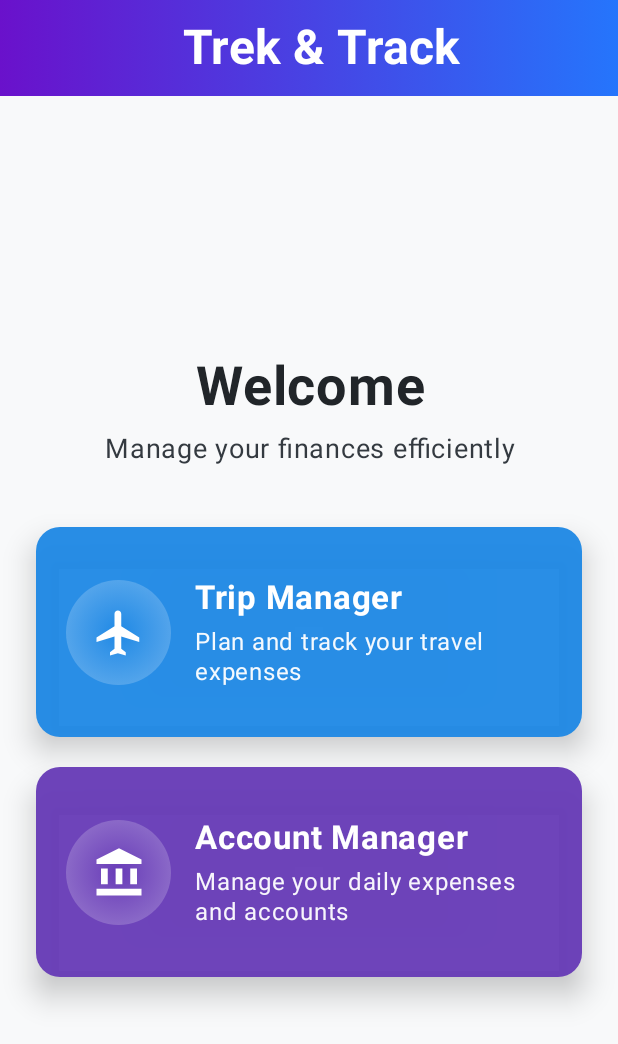
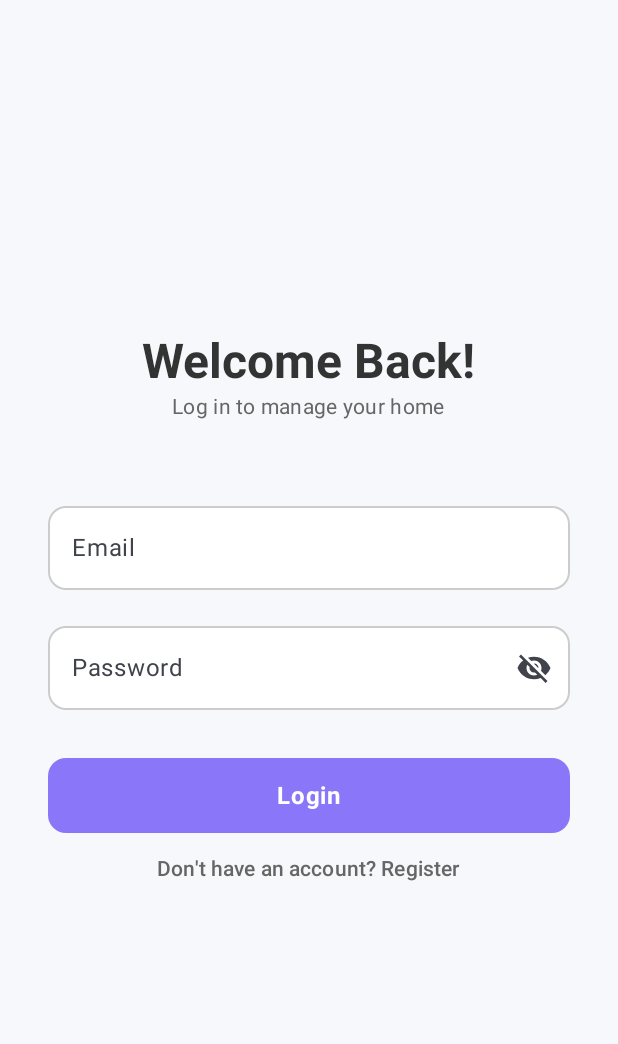
Before and after one commit to faizzaidi23/ExpenseManager, an Android app built with Jetpack Compose: the screen it shows after launch (MainActivity), on a phone screen of 412 x 824 dp. Shown: the top 1044 px of the screen. Run offline under Robolectric (Android 15) with nearby library versions, the phone set to English and light mode, and no system bars; our stand-ins replace Room's generated code.

Commit message:
added the authentication to the app

```diff
--- a/app/src/main/AndroidManifest.xml
+++ b/app/src/main/AndroidManifest.xml
@@ -1,6 +1,8 @@
 <?xml version="1.0" encoding="utf-8"?>
 <manifest xmlns:android="http://schemas.android.com/apk/res/android"
     xmlns:tools="http://schemas.android.com/tools">
+
+    <uses-permission android:name="android.permission.INTERNET" />
 
     <application
         android:allowBackup="true"
@@ -11,6 +13,7 @@
         android:roundIcon="@mipmap/ic_launcher_round"
         android:supportsRtl="true"
         android:theme="@style/Theme.ExpenseCalculator"
+        android:usesCleartextTraffic="true"
         tools:targetApi="31">
         <activity
             android:name=".MainActivity"
--- /dev/null
+++ b/app/src/main/java/com/example/expensecalculator/Authentication/25_LoginScreen.kt
@@ -0,0 +1,147 @@
+package com.example.expensecalculator.Authentication
+
+import androidx.compose.foundation.layout.*
+import androidx.compose.foundation.shape.RoundedCornerShape
+import androidx.compose.foundation.text.KeyboardOptions
+import androidx.compose.material.icons.Icons
+import androidx.compose.material.icons.filled.Visibility
+import androidx.compose.material.icons.filled.VisibilityOff
+import androidx.compose.material3.*
+import androidx.compose.runtime.*
+import androidx.compose.ui.Alignment
+import androidx.compose.ui.Modifier
+import androidx.compose.ui.graphics.Color
+import androidx.compose.ui.platform.LocalContext
+import androidx.compose.ui.text.font.FontWeight
+import androidx.compose.ui.text.input.KeyboardType
+import androidx.compose.ui.text.input.PasswordVisualTransformation
+import androidx.compose.ui.text.input.VisualTransformation
+import androidx.compose.ui.unit.dp
+import androidx.navigation.NavController
+
+// Define colors inspired by the theme.
+// In a real app, these would be in your Theme.kt file.
+val AppBackgroundColor = Color(0xFFF7F8FC)
+val PrimaryAccentColor = Color(0xFF8A76F8)
+val TextColor = Color(0xFF333333)
+val MutedTextColor = Color(0xFF666666)
+val TextFieldBackgroundColor = Color(0xFFFFFFFF)
+
+@Composable
+fun LoginScreen(
+    navController: NavController,
+    viewModel: AuthViewModel,
+    onLoginSuccess: () -> Unit
+) {
+    val context = LocalContext.current
+    var passwordVisible by remember { mutableStateOf(false) }
+
+    Surface(
+        modifier = Modifier.fillMaxSize(),
+        color = AppBackgroundColor // 1. Set the background color for the whole screen
+    ) {
+        Column(
+            modifier = Modifier
+                .fillMaxSize()
+                .padding(32.dp), // 2. Increased padding for more white space
+            verticalArrangement = Arrangement.Center,
+            horizontalAlignment = Alignment.CenterHorizontally
+        ) {
+            Text(
+                "Welcome Back!", // 3. More engaging title
+                style = MaterialTheme.typography.headlineLarge,
+                fontWeight = FontWeight.Bold,
+                color = TextColor
+            )
+            Text(
+                "Log in to manage your home",
+                style = MaterialTheme.typography.bodyMedium,
+                color = MutedTextColor
+            )
+            Spacer(modifier = Modifier.height(48.dp)) // 4. Increased spacing
+
+            // Email Text Field
+            OutlinedTextField(
+                value = viewModel.email,
+                onValueChange = { viewModel.onEmailChange(it) },
+                label = { Text("Email") },
+                modifier = Modifier.fillMaxWidth(),
+                shape = RoundedCornerShape(12.dp), // 5. Rounded corners
+                colors = TextFieldDefaults.colors( // 6. Custom colors
+                    focusedContainerColor = TextFieldBackgroundColor,
+                    unfocusedContainerColor = TextFieldBackgroundColor,
+                    disabledContainerColor = TextFieldBackgroundColor,
+                    focusedIndicatorColor = PrimaryAccentColor,
+                    unfocusedIndicatorColor = Color.LightGray,
+                    cursorColor = PrimaryAccentColor
+                ),
+                singleLine = true
+            )
+            Spacer(modifier = Modifier.height(16.dp))
+
+            // Password Text Field
+            OutlinedTextField(
+                value = viewModel.password,
+                onValueChange = { viewModel.onPasswordChange(it) },
+                label = { Text("Password") },
+                modifier = Modifier.fillMaxWidth(),
+                shape = RoundedCornerShape(12.dp),
+                colors = TextFieldDefaults.colors(
+                    focusedContainerColor = TextFieldBackgroundColor,
+                    unfocusedContainerColor = TextFieldBackgroundColor,
+                    disabledContainerColor = TextFieldBackgroundColor,
+                    focusedIndicatorColor = PrimaryAccentColor,
+                    unfocusedIndicatorColor = Color.LightGray,
+                    cursorColor = PrimaryAccentColor
+                ),
+                singleLine = true,
+                keyboardOptions = KeyboardOptions(keyboardType = KeyboardType.Password),
+                visualTransformation = if (passwordVisible) VisualTransformation.None else PasswordVisualTransformation(),
+                // 7. Added password visibility toggle
+                trailingIcon = {
+                    val image = if (passwordVisible) Icons.Filled.Visibility else Icons.Filled.VisibilityOff
+                    val description = if (passwordVisible) "Hide password" else "Show password"
+                    IconButton(onClick = { passwordVisible = !passwordVisible }) {
+                        Icon(imageVector = image, description)
+                    }
+                }
+            )
+            Spacer(modifier = Modifier.height(32.dp))
+
+            // Login Button
+            Button(
+                onClick = {
+                    viewModel.login(context) {
+                        onLoginSuccess()
+                    }
+                },
+                enabled = !viewModel.isLoading,
+                modifier = Modifier
+                    .fillMaxWidth()
+                    .height(50.dp),
+                shape = RoundedCornerShape(12.dp), // 8. Rounded corners for button
+                colors = ButtonDefaults.buttonColors(
+                    containerColor = PrimaryAccentColor,
+                    contentColor = Color.White
+                ) // 9. Themed button colors
+            ) {
+                if (viewModel.isLoading) {
+                    CircularProgressIndicator(
+                        modifier = Modifier.size(24.dp),
+                        color = Color.White // Spinner color contrasts with button
+                    )
+                } else {
+                    Text("Login", style = MaterialTheme.typography.bodyLarge, fontWeight = FontWeight.Bold)
+                }
+            }
+
+            // Register Text Button
+            TextButton(onClick = { navController.navigate("register") }) {
+                Text(
+                    "Don't have an account? Register",
+                    color = MutedTextColor // 10. Softer color for the text button
+                )
+            }
+        }
+    }
+}
--- /dev/null
+++ b/app/src/main/java/com/example/expensecalculator/Authentication/28_AuthNaigation.kt
@@ -0,0 +1,33 @@
+package com.example.expensecalculator.Authentication
+
+import androidx.compose.foundation.layout.Box
+import androidx.compose.foundation.layout.fillMaxSize
+import androidx.compose.material3.Text
+import androidx.compose.runtime.Composable
+import androidx.compose.ui.Alignment
+import androidx.compose.ui.Modifier
+import androidx.navigation.compose.NavHost
+import androidx.navigation.compose.composable
+import androidx.navigation.compose.rememberNavController
+import androidx.lifecycle.viewmodel.compose.viewModel
+
+@Composable
+fun AuthNavigator(onLoginSuccess: () -> Unit) { // Accept the callback
+    val navController = rememberNavController()
+    val authViewModel: AuthViewModel = viewModel()
+
+    NavHost(navController = navController, startDestination = "login") {
+        composable("login") {
+            // Pass the callback down to the LoginScreen
+            LoginScreen(
+                navController = navController,
+                viewModel = authViewModel,
+                onLoginSuccess = onLoginSuccess
+            )
+        }
+        composable("register") {
+            RegisterScreen(navController = navController, viewModel = authViewModel)
+        }
+        // The "home" composable is removed from here as MainActivity now handles the switch
+    }
+}
--- a/app/src/main/java/com/example/expensecalculator/MainActivity.kt
+++ b/app/src/main/java/com/example/expensecalculator/MainActivity.kt
@@ -10,11 +10,16 @@ import androidx.compose.foundation.layout.padding
 import androidx.compose.material3.Scaffold
 import androidx.compose.material3.Text
 import androidx.compose.runtime.Composable
+import androidx.compose.runtime.mutableStateOf
+import androidx.compose.runtime.remember
 import androidx.compose.ui.Modifier
 import androidx.compose.ui.tooling.preview.Preview
 import androidx.lifecycle.ViewModelProvider
 import androidx.lifecycle.viewmodel.compose.viewModel
 import androidx.navigation.compose.rememberNavController
+import androidx.compose.runtime.getValue
+import androidx.compose.runtime.setValue
+import com.example.expensecalculator.Authentication.AuthNavigator
 import com.example.expensecalculator.Data.ExpenseDatabase
 import com.example.expensecalculator.TripManager.TripRepository
 import com.example.expensecalculator.TripManager.TripViewModel
@@ -40,11 +45,28 @@ class MainActivity : ComponentActivity() {
 
         enableEdgeToEdge()
         setContent {
-            val variableViewModel:viewModel= viewModel(factory = factory)
-            val tripViewModel: TripViewModel= viewModel(factory = factory2)
-            val navController= rememberNavController()
             ExpenseCalculatorTheme {
-                    NavGraph(navController = navController, viewModel = variableViewModel, tripViewModel = tripViewModel)
+                // State to track if the user is logged in
+                var isLoggedIn by remember { mutableStateOf(false) }
+
+                if (isLoggedIn) {
+                    // --- If logged in, show your main Expense Calculator App ---
+                    val variableViewModel: viewModel = viewModel(factory = factory)
+                    val tripViewModel: TripViewModel = viewModel(factory = factory2)
+                    val navController = rememberNavController()
+                    NavGraph(
+                        navController = navController,
+                        viewModel = variableViewModel,
+                        tripViewModel = tripViewModel
+                    )
+                } else {
+                    // --- If not logged in, show the Authentication Flow ---
+                    // When onLoginSuccess is called, it will set isLoggedIn to true,
+                    // which recomposes MainActivity and shows the NavGraph.
+                    AuthNavigator(onLoginSuccess = {
+                        isLoggedIn = true
+                    })
+                }
             }
         }
     }
```
Also changed, not shown: app/build.gradle.kts (+8 -0 lines), app/src/main/java/com/example/expensecalculator/Authentication/26_AuthViewModel.kt (added, +66 -0 lines), app/src/main/java/com/example/expensecalculator/Authentication/27_RegisterScreen.kt (added, +168 -0 lines), app/src/main/java/com/example/expensecalculator/Connection/23_AuthModels.kt (added, +25 -0 lines), app/src/main/java/com/example/expensecalculator/Connection/24_ApiService.kt (added, +51 -0 lines).
